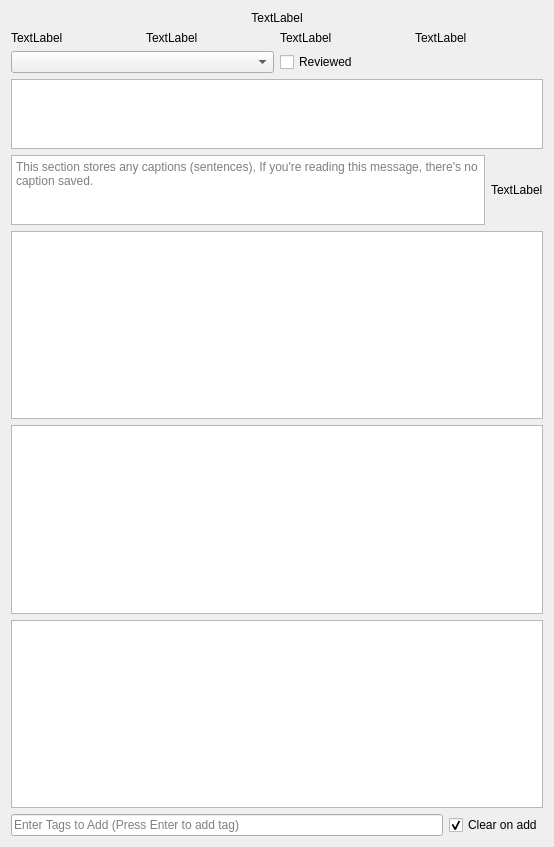
This is interfaces/tagsViewBase.ui in HaW-Tagger/HWtagger as Qt 5 draws it before an edit. The edited form follows.
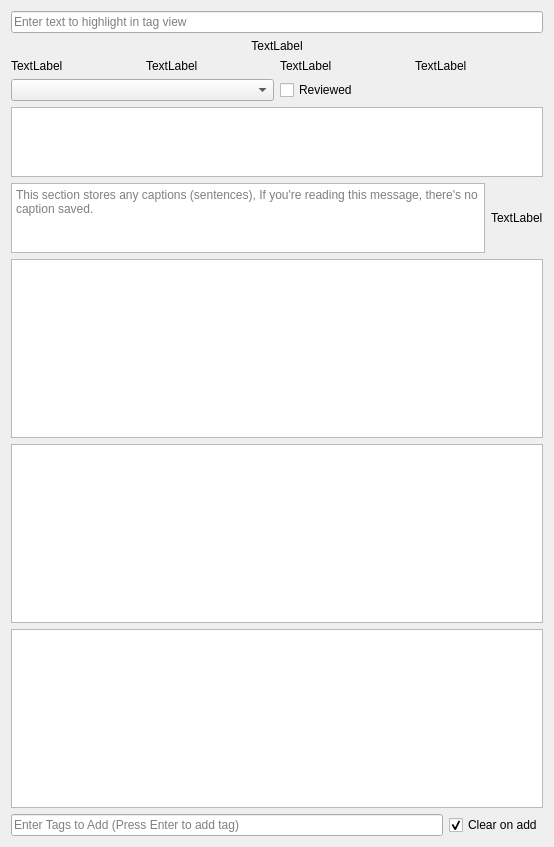
This is the edited form. Custom widgets are drawn as their Qt base class.

What changed in the file:
```diff
--- a/interfaces/tagsViewBase.ui
+++ b/interfaces/tagsViewBase.ui
@@ -14,6 +14,16 @@
    <string>Form</string>
   </property>
   <layout class="QVBoxLayout" name="verticalLayout_3">
+   <item>
+    <widget class="QLineEdit" name="lineEdit_tag_highlight">
+     <property name="toolTip">
+      <string>Enter any word and it'll be highlighted in the tag view, separate multiple tags with comma</string>
+     </property>
+     <property name="placeholderText">
+      <string>Enter text to highlight in tag view</string>
+     </property>
+    </widget>
+   </item>
    <item>
     <widget class="QLabel" name="label_image_path">
      <property name="sizePolicy">
```
